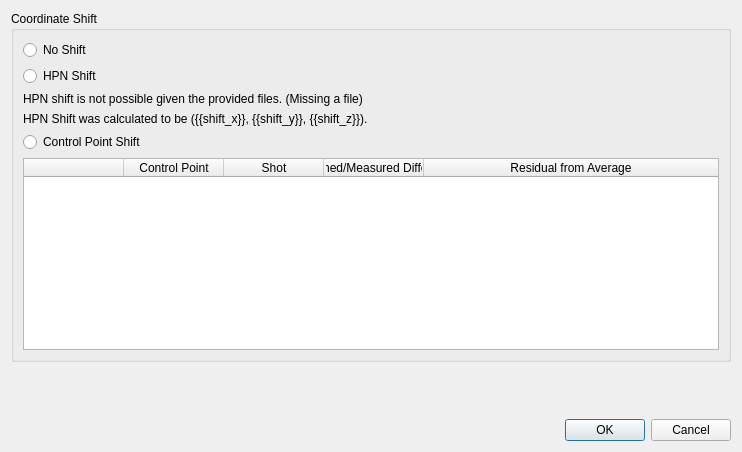
Don-More-Surveys-Engineering-Ltd/fieldworkimport, file fieldworkimport/resources/ui/coordinate_shift_ui.ui: the form before one commit.
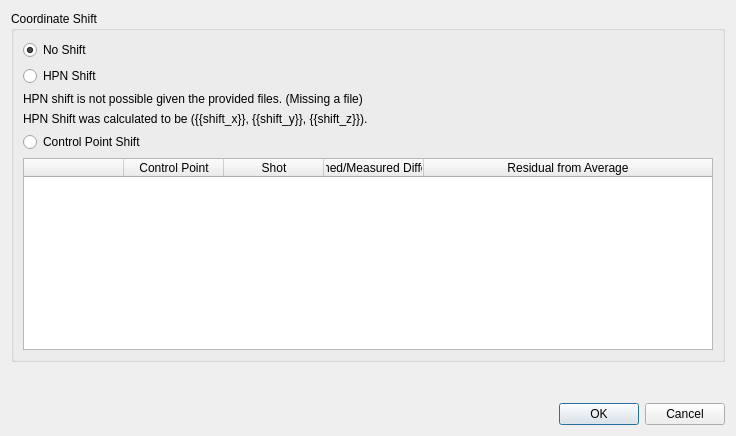
The form after the commit.

Commit message: HPN and control shift

Diff of the .ui file:
```diff
--- a/fieldworkimport/resources/ui/coordinate_shift_ui.ui
+++ b/fieldworkimport/resources/ui/coordinate_shift_ui.ui
@@ -6,8 +6,8 @@
    <rect>
     <x>0</x>
     <y>0</y>
-    <width>742</width>
-    <height>452</height>
+    <width>736</width>
+    <height>436</height>
    </rect>
   </property>
   <property name="windowTitle">
@@ -25,6 +25,9 @@
         <property name="text">
          <string>No Shift</string>
         </property>
+        <property name="checked">
+         <bool>true</bool>
+        </property>
        </widget>
       </item>
       <item>
@@ -57,6 +60,12 @@
       </item>
       <item>
        <widget class="QTableWidget" name="control_shift_table">
+        <property name="sizePolicy">
+         <sizepolicy hsizetype="Expanding" vsizetype="Minimum">
+          <horstretch>0</horstretch>
+          <verstretch>0</verstretch>
+         </sizepolicy>
+        </property>
         <attribute name="horizontalHeaderStretchLastSection">
          <bool>true</bool>
         </attribute>
```
Left out of the diff: 11 changed lines with no effect on the pictures. The commit also changes 15 other files.
